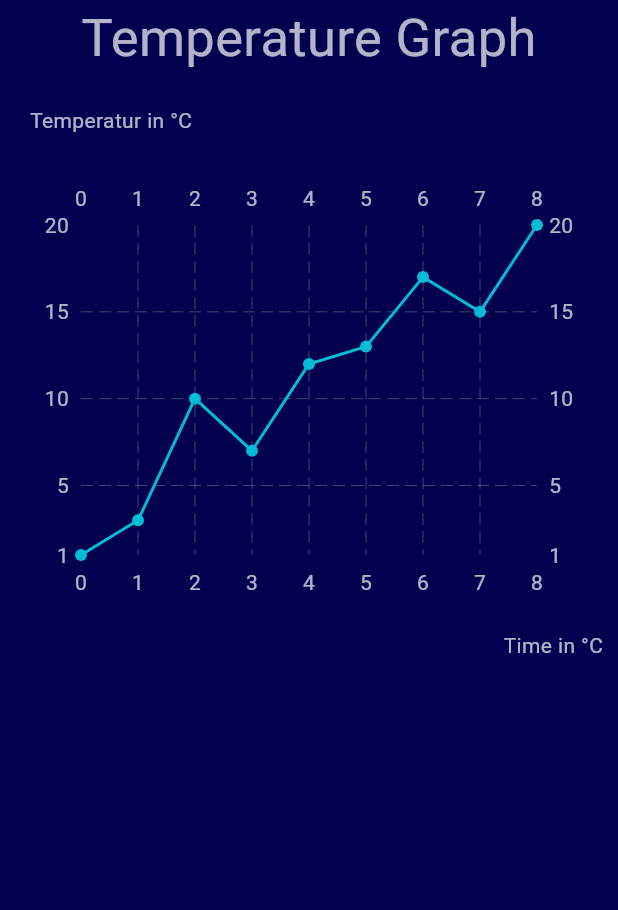
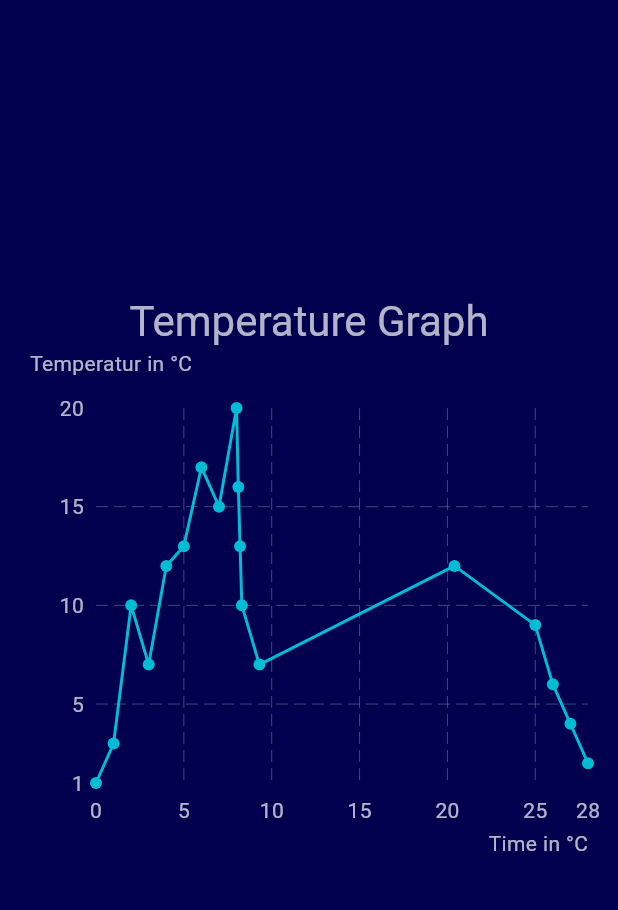
Before and after one commit to BogyMitutoyoCTL/BOGY-App-2024-03, a Flutter app: the graphs screen opened directly, on a phone screen of 412 x 824 dp, the part 84-994 px from its top. Run offline on Flutter 3.47's test engine with Material 3 defaults, Android fonts, the phone set to English and light mode, and no system bars; drawn by our look-alikes of fl_chart; our stand-ins replace flutter_blue_plus, localstorage, timer_count_down; generated files the repository leaves out were written again.

Commit message:
Try non-linear intervals on X axis

```diff
--- a/bluetemp/lib/graph.dart
+++ b/bluetemp/lib/graph.dart
@@ -21,46 +21,53 @@ class _graphsState extends State<graphs> {
     FlSpot(6, 17),
     FlSpot(7, 15),
     FlSpot(8, 20),
+    FlSpot(8.1, 16),
+    FlSpot(8.2, 13),
+    FlSpot(8.3, 10),
+    FlSpot(9.3, 7),
+    FlSpot(20.4, 12),
+    FlSpot(25, 9),
+    FlSpot(26, 6),
+    FlSpot(27, 4),
+    FlSpot(28, 2),
   ];
 
   @override
   Widget build(BuildContext context) {
     return Scaffold(
       appBar: AppBar(title: Text("BlueTemp - Graphen")),
-      body: SingleChildScrollView(
+      body: Padding(
+        padding: const EdgeInsets.all(20.0),
         child: Column(
           mainAxisAlignment: MainAxisAlignment.center,
           children: [
             Text(
               AppLocalizations.of(context).temperature_graph,
-              style: TextStyle(fontSize: 35),
+              style: Theme.of(context).textTheme.headlineMedium,
             ),
             Row(
               mainAxisAlignment: MainAxisAlignment.start,
               children: [
-                Container(
-                  padding: const EdgeInsets.all(20.0),
-                  child: Text(AppLocalizations.of(context).temp_scale),
-                ),
+                Text(AppLocalizations.of(context).temp_scale),
               ],
             ),
             Container(
-              padding: const EdgeInsets.all(10),
               width: double.infinity,
               height: 300,
+              padding: EdgeInsets.fromLTRB(0, 20, 0, 0),
               child: LineChart(
-                LineChartData(borderData: FlBorderData(show: false), lineBarsData: [
-                  LineChartBarData(spots: chartData),
-                ]),
+                LineChartData(
+                    borderData: FlBorderData(show: false),
+                    lineBarsData: [
+                      LineChartBarData(spots: chartData),
+                    ],
+                    titlesData: FlTitlesData(topTitles: AxisTitles(axisNameWidget: null), rightTitles: AxisTitles(axisNameWidget: null))),
               ),
             ),
             Row(
               mainAxisAlignment: MainAxisAlignment.end,
               children: [
-                Container(
-                  margin: const EdgeInsets.all(10.0),
-                  child: Text(AppLocalizations.of(context).time_scale),
-                ),
+                Text(AppLocalizations.of(context).time_scale),
               ],
             )
           ],
```
